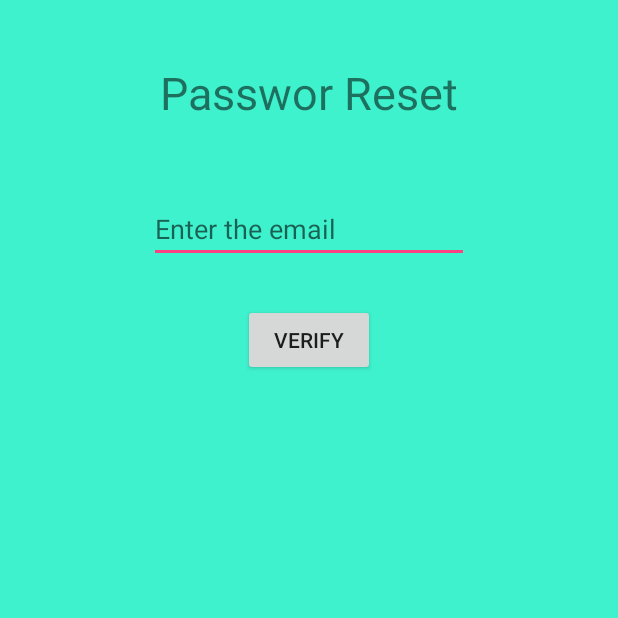
After one commit to Ashu-Y/Moments, an Android app: the ResetPassword screen opened directly, with no data from a screen before it, on a phone screen of 412 x 824 dp, the top half of it. The commit adds this screen. Run offline under Robolectric (Android 15) with nearby library versions, the phone set to English and light mode, and no system bars; our stand-ins replace Firebase (no records; nobody signed in at launch, a user with empty details on screens opened directly).

```diff
--- a/app/build.gradle
+++ b/app/build.gradle
@@ -29,10 +29,10 @@ dependencies {
         exclude group: 'com.android.support', module: 'support-annotations'
     })
     compile 'com.android.support:recyclerview-v7:25.3.1'
+    compile 'com.android.support:recyclerview-v7:25.3.1'
     compile 'com.android.support:appcompat-v7:25.3.1'
     compile 'com.android.support.constraint:constraint-layout:1.0.2'
     compile 'com.android.support:cardview-v7:25.3.1'
-    compile 'com.android.support:recyclerview-v7:25.3.1'
     compile 'com.google.android.gms:play-services-auth:10.0.1'
     compile 'com.google.firebase:firebase-core:10.0.1'
     compile 'com.google.firebase:firebase-messaging:10.0.1'
@@ -50,4 +50,5 @@ dependencies {
 }
 
 
+
 apply plugin: 'com.google.gms.google-services'
--- a/app/src/main/AndroidManifest.xml
+++ b/app/src/main/AndroidManifest.xml
@@ -51,7 +51,7 @@
         <activity
             android:name=".Activities.Timeline"
             android:label="@string/title_activity_timeline"
-            android:theme="@style/AppTheme.NoActionBar"></activity>
+            android:theme="@style/AppTheme.NoActionBar" />
         <activity android:name=".Activities.Splash">
             <intent-filter>
                 <action android:name="android.intent.action.MAIN" />
@@ -60,7 +60,8 @@
             </intent-filter>
         </activity>
         <activity android:name=".Activities.Login_method" />
-        <activity android:name=".Activities.Phoneprovider"></activity>
+        <activity android:name=".Activities.Phoneprovider" />
+        <activity android:name=".Activities.ResetPassword"></activity>
     </application>
 
 </manifest>
--- /dev/null
+++ b/app/src/main/java/com/practice/android/moments/Activities/ResetPassword.java
@@ -0,0 +1,136 @@
+package com.practice.android.moments.Activities;
+
+import android.content.Intent;
+import android.os.Bundle;
+import android.support.annotation.NonNull;
+import android.support.v7.app.AppCompatActivity;
+import android.text.TextUtils;
+import android.util.Log;
+import android.view.View;
+import android.widget.Button;
+import android.widget.EditText;
+import android.widget.TextView;
+import android.widget.Toast;
+
+import com.google.android.gms.tasks.OnCompleteListener;
+import com.google.android.gms.tasks.Task;
+import com.google.firebase.auth.AuthCredential;
+import com.google.firebase.auth.EmailAuthProvider;
+import com.google.firebase.auth.FirebaseAuth;
+import com.google.firebase.auth.FirebaseUser;
+import com.practice.android.moments.R;
+
+public class ResetPassword extends AppCompatActivity {
+    private static final String Tag = "Reset Password";
+    Button emailVerfified, passwordreset;
+    EditText emailverify, newpassword, newconfirmpassword;
+    TextView passw;
+
+    FirebaseAuth firebaseAuth;
+    FirebaseUser user;
+
+    @Override
+    protected void onStart() {
+        super.onStart();
+        passwordreset.setVisibility(View.GONE);
+        newpassword.setVisibility(View.GONE);
+        newconfirmpassword.setVisibility(View.GONE);
+        passw.setVisibility(View.GONE);
+    }
+
+    @Override
+    protected void onCreate(Bundle savedInstanceState) {
+        super.onCreate(savedInstanceState);
+        setContentView(R.layout.activity_reset_password);
+
+        passw = (TextView) findViewById(R.id.textView5);
+        emailverify = (EditText) findViewById(R.id.emailreset);
+        newpassword = (EditText) findViewById(R.id.pass1);
+        newconfirmpassword = (EditText) findViewById(R.id.pass2);
+        emailVerfified = (Button) findViewById(R.id.verifyemail);
+        passwordreset = (Button) findViewById(R.id.button5);
+
+
+        emailVerfified.setOnClickListener(new View.OnClickListener() {
+            @Override
+            public void onClick(View v) {
+
+                passwordreset.setVisibility(View.VISIBLE);
+                newpassword.setVisibility(View.VISIBLE);
+                newconfirmpassword.setVisibility(View.VISIBLE);
+                emailVerfified.setVisibility(View.GONE);
+                passw.setVisibility(View.VISIBLE);
+            }
+        });
+
+
+        passwordreset.setOnClickListener(new View.OnClickListener() {
+            @Override
+            public void onClick(View v) {
+
+                user = FirebaseAuth.getInstance().getCurrentUser();
+
+                final String Email = emailverify.getText().toString().trim();
+                final String NewPassword = newpassword.getText().toString().trim();
+                final String NewConfirmPassword = newconfirmpassword.getText().toString().trim();
+
+                Log.i(Tag, "THis is the " + Email + "\n" + NewPassword + "\n" + NewConfirmPassword);
+
+                AuthCredential credential = EmailAuthProvider.getCredential(Email, "password1234");
+                Log.i(Tag, "THis is the " + credential);
+
+                //confirm password check
+
+                if (TextUtils.isEmpty(NewConfirmPassword)) {
+                    Toast.makeText(getApplicationContext(), "Enter Confirm password!", Toast.LENGTH_SHORT).show();
+                    return;
+                } else if (TextUtils.isEmpty(NewPassword)) {
+                    Toast.makeText(getApplicationContext(), "Enter Confirm password!", Toast.LENGTH_SHORT).show();
+                    return;
+                } else
+                    //password length
+                    if (NewConfirmPassword.length() < 6) {
+                        Toast.makeText(getApplicationContext(), "Password too short, enter minimum 6 characters!", Toast.LENGTH_SHORT).show();
+                        return;
+                    } else if (NewPassword.length() < 6) {
+                        Toast.makeText(getApplicationContext(), "Password too short, enter minimum 6 characters!", Toast.LENGTH_SHORT).show();
+                        return;
+                    } else
+                        //check if both pass are same
+                        if (TextUtils.isEmpty(NewConfirmPassword) != TextUtils.isEmpty(NewPassword)) {
+                            Toast.makeText(getApplicationContext(), "Password do not match", Toast.LENGTH_SHORT).show();
+                            return;
+                        } else {
+
+// Prompt the user to re-provide their sign-in credentials
+                            user.reauthenticate(credential).addOnCompleteListener(new OnCompleteListener<Void>() {
+                                @Override
+                                public void onComplete(@NonNull Task<Void> task) {
+                                    if (task.isSuccessful()) {
+                                        user.updatePassword(NewPassword)
+                                                .addOnCompleteListener(new OnCompleteListener<Void>() {
+                                                    @Override
+                                                    public void onComplete(@NonNull Task<Void> task) {
+                                                        if (task.isSuccessful()) {
+                                                            Log.d(Tag, "Password updated");
+                                                        } else {
+                                                            Log.d(Tag, "Error password not updated");
+                                                        }
+                                                    }
+                                                });
+                                    } else {
+                                        Log.d(Tag, "Error auth failed");
+                                    }
+                                }
+                            });
+                        }
+            }
+        });
+    }
+
+
+    @Override
+    public void onBackPressed() {
+        startActivity(new Intent(ResetPassword.this, MainActivity.class));
+    }
+}
--- /dev/null
+++ b/app/src/main/res/layout/activity_reset_password.xml
@@ -0,0 +1,82 @@
+<?xml version="1.0" encoding="utf-8"?>
+<RelativeLayout xmlns:android="http://schemas.android.com/apk/res/android"
+    xmlns:tools="http://schemas.android.com/tools"
+    android:layout_width="match_parent"
+    android:layout_height="match_parent"
+    android:background="#3ff2ce"
+    tools:context="com.practice.android.moments.Activities.ResetPassword"
+    tools:ignore="ContentDescription,HardcodedText,TextFields">
+
+
+    <TextView
+        android:id="@+id/textView4"
+        android:layout_width="wrap_content"
+        android:layout_height="wrap_content"
+        android:layout_alignParentTop="true"
+        android:layout_centerHorizontal="true"
+        android:layout_marginTop="41dp"
+        android:text="Passwor Reset"
+        android:textSize="30sp" />
+
+    <Button
+        android:id="@+id/verifyemail"
+        android:layout_width="wrap_content"
+        android:layout_height="wrap_content"
+        android:layout_below="@+id/emailreset"
+        android:layout_centerHorizontal="true"
+        android:layout_marginTop="27dp"
+        android:text="Verify" />
+
+    <Button
+        android:id="@+id/button5"
+        android:layout_width="wrap_content"
+        android:layout_height="wrap_content"
+        android:layout_alignParentBottom="true"
+        android:layout_centerHorizontal="true"
+        android:layout_marginBottom="44dp"
+        android:text="Button" />
+
+    <EditText
+        android:id="@+id/emailreset"
+        android:layout_width="wrap_content"
+        android:layout_height="wrap_content"
+        android:layout_below="@+id/textView4"
+        android:layout_centerHorizontal="true"
+        android:layout_marginTop="48dp"
+        android:contentDescription="Email"
+        android:ems="10"
+        android:hint="Enter the email"
+        android:inputType="textPersonName"
+        android:textSize="18sp" />
+
+    <EditText
+        android:id="@+id/pass1"
+        android:layout_width="wrap_content"
+        android:layout_height="wrap_content"
+        android:layout_above="@+id/pass2"
+        android:layout_alignStart="@+id/textView4"
+        android:layout_marginBottom="48dp"
+        android:ems="10"
+        android:hint="Password"
+        android:inputType="textPassword" />
+
+    <EditText
+        android:id="@+id/pass2"
+        android:layout_width="wrap_content"
+        android:layout_height="wrap_content"
+        android:layout_above="@+id/button5"
+        android:layout_alignStart="@+id/pass1"
+        android:layout_marginBottom="17dp"
+        android:ems="10"
+        android:hint="Confirm Password"
+        android:inputType="textPassword" />
+
+    <TextView
+        android:id="@+id/textView5"
+        android:layout_width="wrap_content"
+        android:layout_height="wrap_content"
+        android:layout_centerHorizontal="true"
+        android:layout_centerVertical="true"
+        android:text="Enter Password"
+        android:textSize="25sp" />
+</RelativeLayout>
```
Also changed, not shown: app/src/main/java/com/practice/android/moments/Activities/Login_method.java (+0 -7 lines), app/src/main/java/com/practice/android/moments/Activities/MainActivity.java (+12 -1 lines), app/src/main/java/com/practice/android/moments/Activities/Phoneprovider.java (+13 -3 lines), app/src/main/java/com/practice/android/moments/Activities/Signup.java (+7 -1 lines), app/src/main/res/layout/activity_main.xml (+11 -0 lines), app/src/main/res/layout/activity_phoneprovider.xml (+6 -6 lines).
